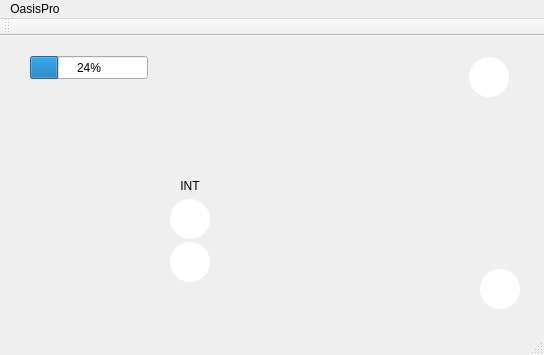
Qt form src/mainwindow.ui (karldamus/COMP3004-Project) before a commit.
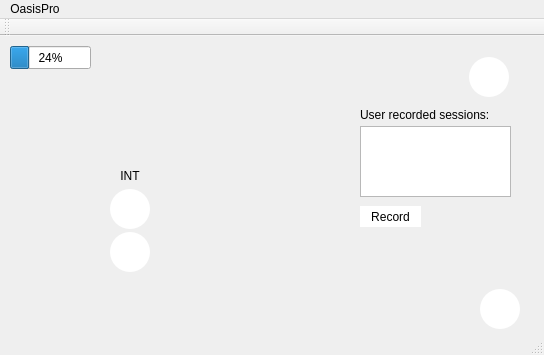
The same form after that commit. Icons and pictures are not drawn.

Commit message: Added user session list to the ui

```diff
--- a/src/mainwindow.ui
+++ b/src/mainwindow.ui
@@ -26,8 +26,8 @@
    <widget class="QWidget" name="verticalLayoutWidget">
     <property name="geometry">
      <rect>
-      <x>140</x>
-      <y>120</y>
+      <x>70</x>
+      <y>110</y>
       <width>21</width>
       <height>161</height>
      </rect>
@@ -41,9 +41,9 @@
    <widget class="QProgressBar" name="batteryDisplayBar">
     <property name="geometry">
      <rect>
-      <x>30</x>
-      <y>20</y>
-      <width>118</width>
+      <x>10</x>
+      <y>10</y>
+      <width>81</width>
       <height>23</height>
      </rect>
     </property>
@@ -55,7 +55,7 @@
     <property name="geometry">
      <rect>
       <x>480</x>
-      <y>210</y>
+      <y>230</y>
       <width>40</width>
       <height>63</height>
      </rect>
@@ -132,8 +132,8 @@
    <widget class="QWidget" name="intensityWrapper" native="true">
     <property name="geometry">
      <rect>
-      <x>170</x>
-      <y>140</y>
+      <x>110</x>
+      <y>130</y>
       <width>40</width>
       <height>106</height>
      </rect>
@@ -328,6 +328,64 @@
      </item>
     </layout>
    </widget>
+   <widget class="QWidget" name="horizontalLayoutWidget_2">
+    <property name="geometry">
+     <rect>
+      <x>70</x>
+      <y>60</y>
+      <width>191</width>
+      <height>41</height>
+     </rect>
+    </property>
+    <layout class="QHBoxLayout" name="sessionTypeDisplayWrapper"/>
+   </widget>
+   <widget class="QWidget" name="horizontalLayoutWidget_3">
+    <property name="geometry">
+     <rect>
+      <x>100</x>
+      <y>10</y>
+      <width>131</width>
+      <height>41</height>
+     </rect>
+    </property>
+    <layout class="QHBoxLayout" name="sessionGroupDisplayWrapper"/>
+   </widget>
+   <widget class="QListWidget" name="userSessionList">
+    <property name="geometry">
+     <rect>
+      <x>360</x>
+      <y>90</y>
+      <width>151</width>
+      <height>71</height>
+     </rect>
+    </property>
+   </widget>
+   <widget class="QPushButton" name="recordSessionBtn">
+    <property name="geometry">
+     <rect>
+      <x>360</x>
+      <y>170</y>
+      <width>61</width>
+      <height>21</height>
+     </rect>
+    </property>
+    <property name="text">
+     <string>Record</string>
+    </property>
+   </widget>
+   <widget class="QLabel" name="userSessionLabel">
+    <property name="geometry">
+     <rect>
+      <x>360</x>
+      <y>70</y>
+      <width>141</width>
+      <height>17</height>
+     </rect>
+    </property>
+    <property name="text">
+     <string>User recorded sessions:</string>
+    </property>
+   </widget>
   </widget>
   <widget class="QMenuBar" name="menuBar">
    <property name="geometry">
```
The commit also changes 6 other files.
